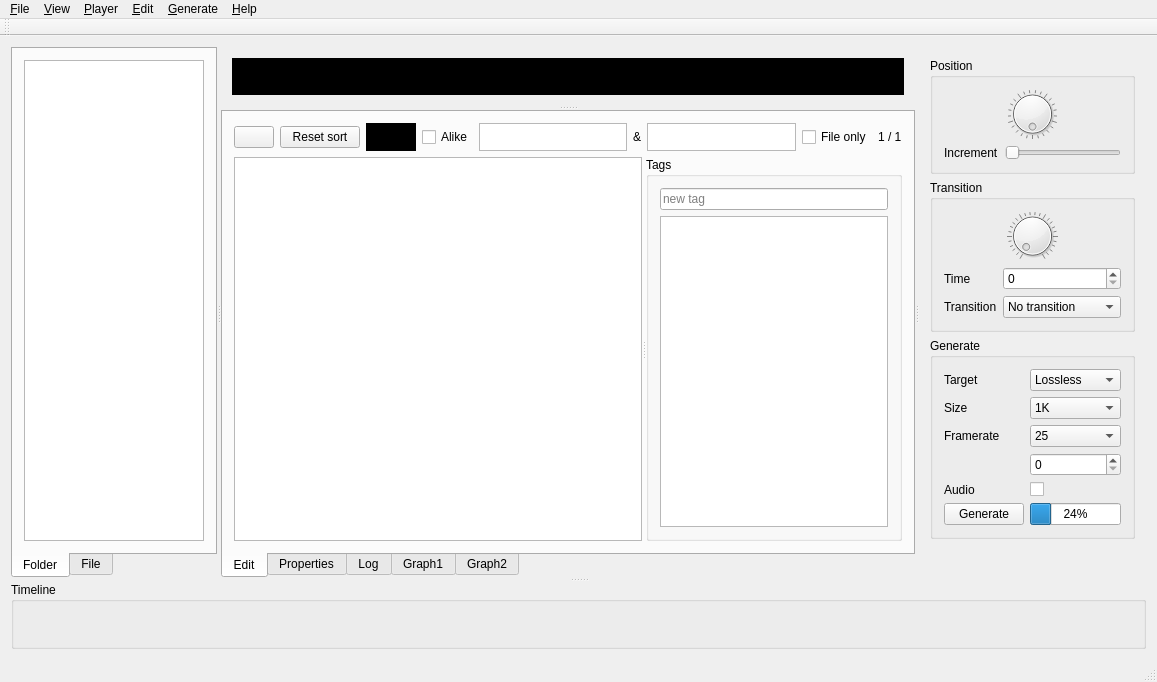
Old version of the form mainwindow.ui in the repository ewoudwijma/MediaSidekick.
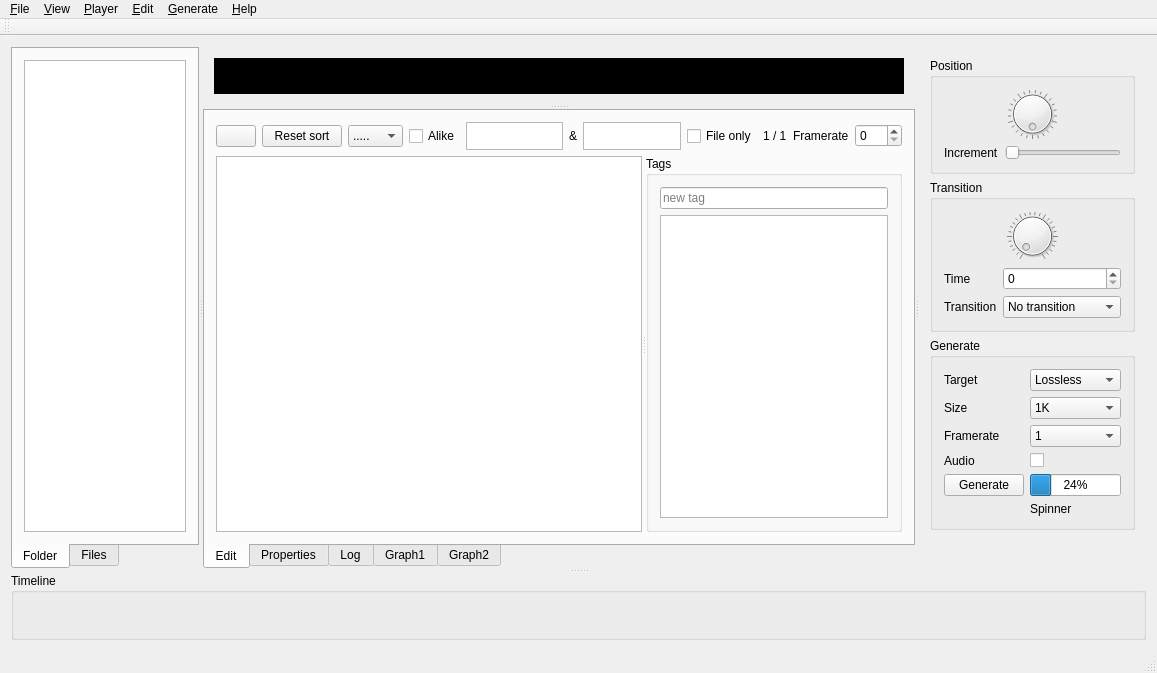
New version of the form. Custom widgets are drawn as their Qt base class.

The edit to the form file:
```diff
--- a/mainwindow.ui
+++ b/mainwindow.ui
@@ -43,7 +43,7 @@
         </widget>
         <widget class="QWidget" name="tab_file">
          <attribute name="title">
-          <string>File</string>
+          <string>Files</string>
          </attribute>
          <layout class="QVBoxLayout" name="verticalLayout_5">
           <item>
@@ -99,16 +99,37 @@
                 </widget>
                </item>
                <item>
-                <widget class="FStarEditor" name="starEditorFilterWidget" native="true">
-                 <property name="minimumSize">
-                  <size>
-                   <width>50</width>
-                   <height>0</height>
-                  </size>
-                 </property>
-                 <property name="styleSheet">
-                  <string notr="true">background-color: rgb(0, 0, 0);</string>
-                 </property>
+                <widget class="QComboBox" name="ratingFilterComboBox">
+                 <item>
+                  <property name="text">
+                   <string>.....</string>
+                  </property>
+                 </item>
+                 <item>
+                  <property name="text">
+                   <string>*....</string>
+                  </property>
+                 </item>
+                 <item>
+                  <property name="text">
+                   <string>**...</string>
+                  </property>
+                 </item>
+                 <item>
+                  <property name="text">
+                   <string>***..</string>
+                  </property>
+                 </item>
+                 <item>
+                  <property name="text">
+                   <string>****.</string>
+                  </property>
+                 </item>
+                 <item>
+                  <property name="text">
+                   <string>*****</string>
+                  </property>
+                 </item>
                 </widget>
                </item>
                <item>
@@ -159,6 +180,20 @@
                  </property>
                 </widget>
                </item>
+               <item>
+                <widget class="QLabel" name="label_3">
+                 <property name="text">
+                  <string>Framerate</string>
+                 </property>
+                </widget>
+               </item>
+               <item>
+                <widget class="QSpinBox" name="frameRateSpinBox">
+                 <property name="maximum">
+                  <number>120</number>
+                 </property>
+                </widget>
+               </item>
                <item>
                 <spacer name="horizontalSpacer">
                  <property name="orientation">
@@ -503,7 +538,7 @@
             <item row="2" column="1">
              <widget class="QComboBox" name="framerateComboBox">
               <property name="currentIndex">
-               <number>3</number>
+               <number>0</number>
               </property>
               <item>
                <property name="text">
@@ -557,13 +592,6 @@
               </item>
              </widget>
             </item>
-            <item row="3" column="1">
-             <widget class="QSpinBox" name="frameRateSpinBox">
-              <property name="maximum">
-               <number>120</number>
-              </property>
-             </widget>
-            </item>
             <item row="5" column="0">
              <widget class="QLabel" name="label_2">
               <property name="text">
@@ -592,6 +620,13 @@
               </property>
              </widget>
             </item>
+            <item row="7" column="1">
+             <widget class="QLabel" name="spinnerLabel">
+              <property name="text">
+               <string>Spinner</string>
+              </property>
+             </widget>
+            </item>
            </layout>
           </widget>
          </item>
@@ -964,12 +999,6 @@
    <header>ftimeline.h</header>
    <container>1</container>
   </customwidget>
-  <customwidget>
-   <class>FStarEditor</class>
-   <extends>QWidget</extends>
-   <header>fstareditor.h</header>
-   <container>1</container>
-  </customwidget>
   <customwidget>
    <class>STimeSpinBox</class>
    <extends>QSpinBox</extends>
```
Left out of the diff: 45 changed lines with no effect on the pictures.
